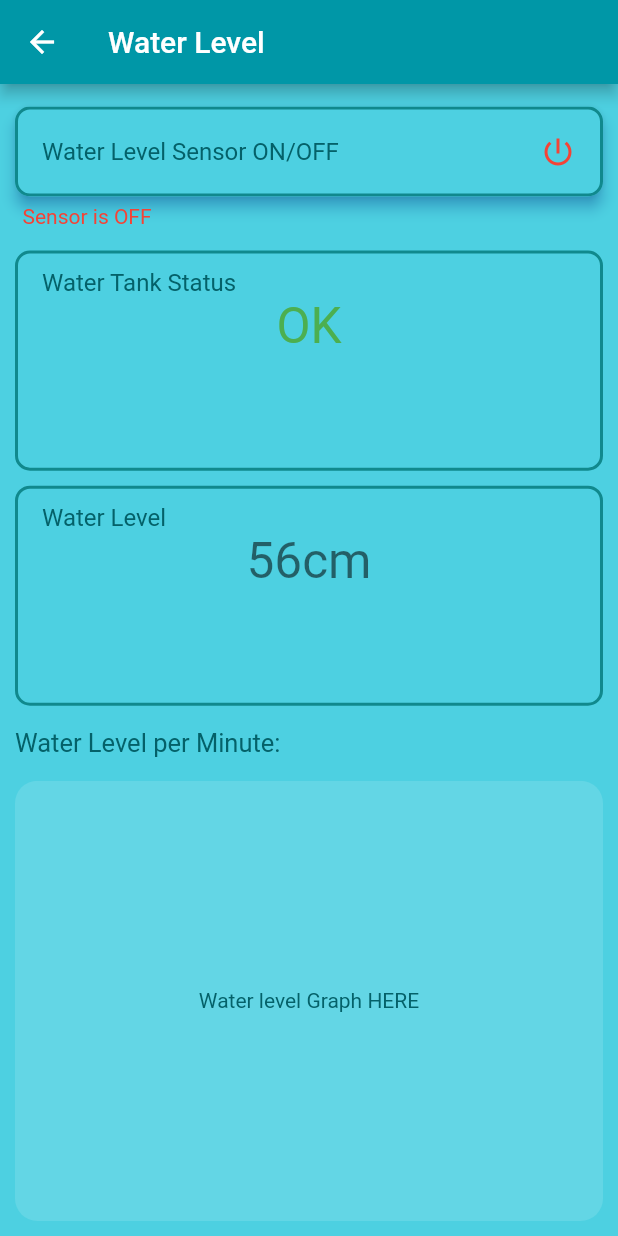
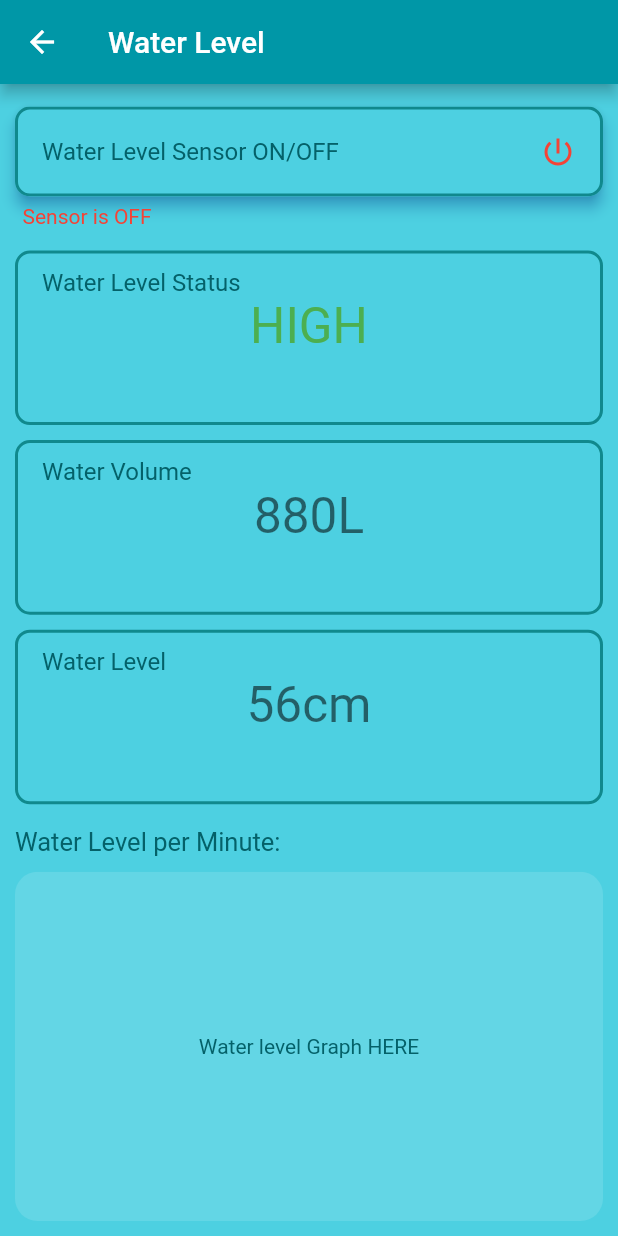
Before and after one commit to eqrakhattak/smart-biofloc-monitoring, a Flutter app: the WaterPage screen opened directly, on a phone screen of 412 x 824 dp. Run offline on Flutter 3.47's test engine with Material 2 defaults, Android fonts, the phone set to English and light mode, and no system bars; our stand-ins replace font_awesome_flutter.

Commit message:
Update Pages

```diff
--- a/sci_fish/lib/pages/air_page.dart
+++ b/sci_fish/lib/pages/air_page.dart
@@ -51,11 +51,9 @@ class AirPage extends StatelessWidget {
                 ),
               ),
               const SizedBox(
-                height: 15.0,
+                height: 20.0,
               ),
-              Expanded(
-                flex: 1,
-                child: ListTile(
+              ListTile(
                 title: const Text(
                   'Air Pump Status',
                   style: TextStyle(
@@ -76,13 +74,10 @@ class AirPage extends StatelessWidget {
                   borderRadius: BorderRadius.circular(10),
                 ),
               ),
-              ),
               const SizedBox(
                 height: 10.0,
               ),
-              Expanded(
-                flex: 1,
-                child: ListTile(
+              ListTile(
                 title: const Text(
                   'Air Pressure',
                   style: TextStyle(
@@ -102,7 +97,6 @@ class AirPage extends StatelessWidget {
                   borderRadius: BorderRadius.circular(10),
                 ),
               ),
-              ),
             ],
           ),
         ),
--- a/sci_fish/lib/pages/water_page.dart
+++ b/sci_fish/lib/pages/water_page.dart
@@ -57,16 +57,41 @@ class WaterPage extends StatelessWidget {
                 flex: 1,
                 child: ListTile(
                   title: const Text(
-                    'Water Tank Status',
+                    'Water Level Status',     //water tank status
                     style: TextStyle(
                       color: textColor,
                     ),
                   ),
                   subtitle: const Text(
-                    'OK',
+                    'HIGH',
                     textAlign: TextAlign.center,
                     style: TextStyle(
                       color: colorOn,
+                      fontSize: 33.0,
+                    ),
+                  ),
+                  shape: RoundedRectangleBorder(
+                    side: const BorderSide(color: Color(0xFF10898d), width: 2),
+                    borderRadius: BorderRadius.circular(10),
+                  ),
+                ),
+              ),
+              const SizedBox(
+                height: 10.0,
+              ),
+              Expanded(
+                flex: 1,
+                child: ListTile(
+                  title: const Text(
+                    'Water Volume',
+                    style: TextStyle(
+                      color: textColor,
+                    ),
+                  ),
+                  subtitle: const Text(
+                    '880L',
+                    textAlign: TextAlign.center,
+                    style: TextStyle(
                       fontSize: 33.0,
                       //TODO: edit textsize according to expanded
                     ),
@@ -93,7 +118,6 @@ class WaterPage extends StatelessWidget {
                     '56cm',
                     textAlign: TextAlign.center,
                     style: TextStyle(
-                      // color: colorOn,
                       fontSize: 33.0,
                     ),
                   ),
@@ -114,7 +138,7 @@ class WaterPage extends StatelessWidget {
                 ),
               ),
               const SizedBox(
-                height: 15.0,
+                height: 10.0,
               ),
               Expanded(
                 flex: 2,
```
Lines whose indentation alone changed are shown as unchanged.
